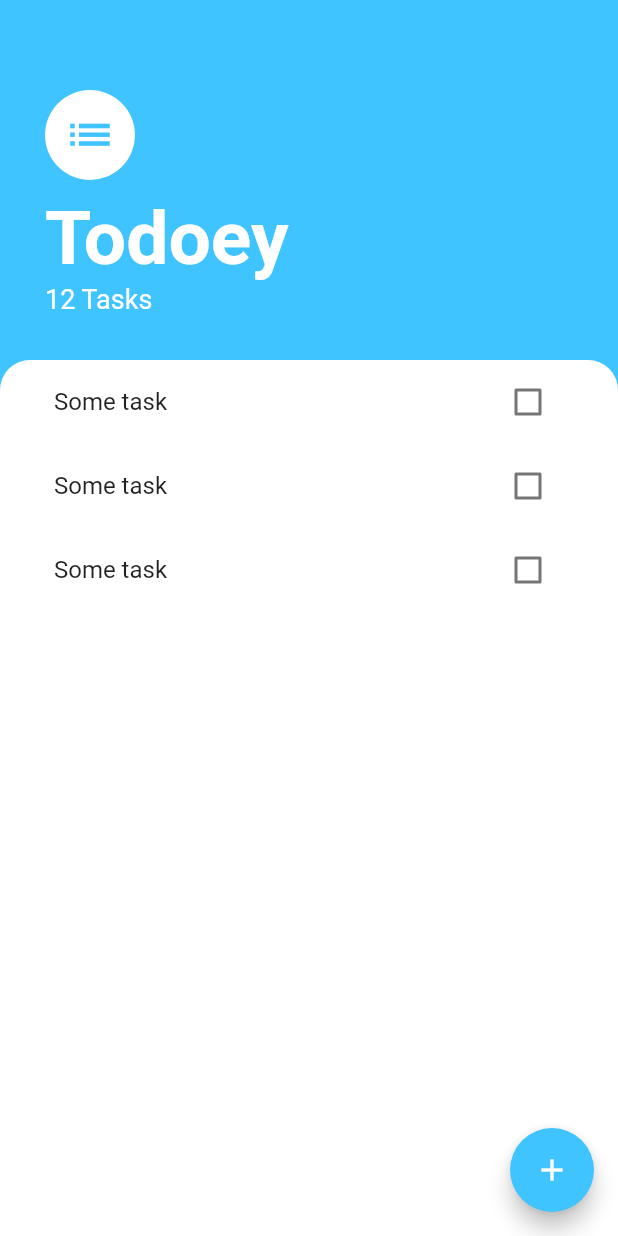
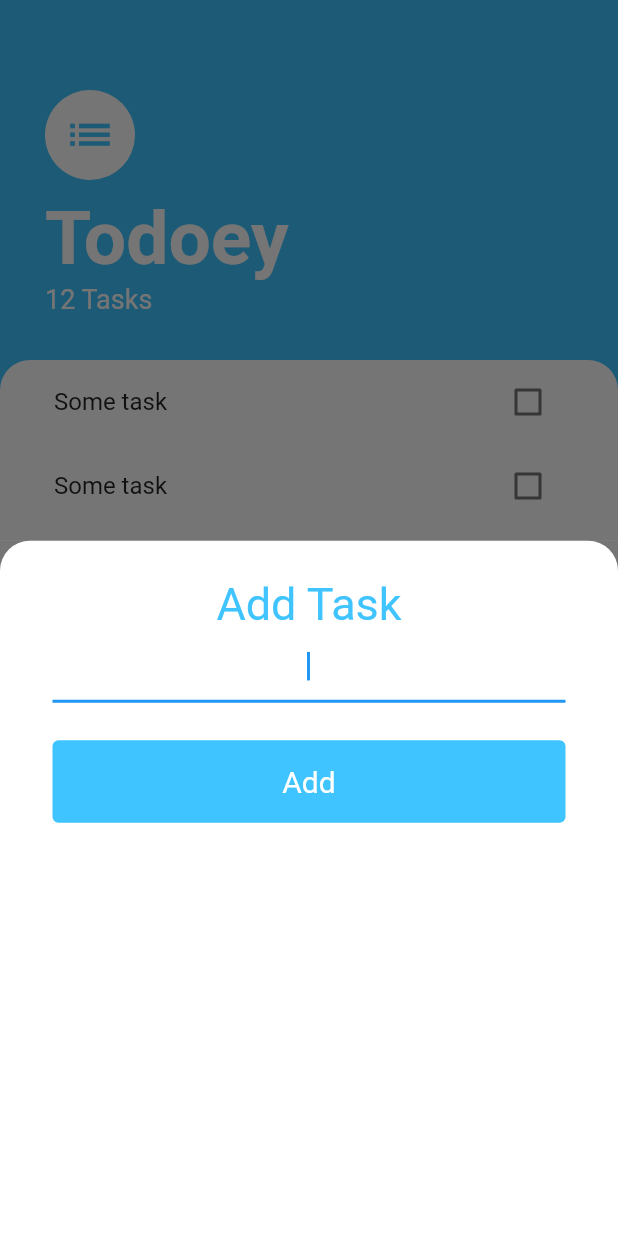
Before and after one commit to rhromets/todoey_fl, a Flutter app: the screen it shows after launch, after a tap on the "add" icon, on a phone screen of 412 x 824 dp. Run offline on Flutter 3.47's test engine with Material 2 defaults, Android fonts, the phone set to English and light mode, and no system bars.

Commit message:
Implement modal Widget for adding new tasks

```diff
--- /dev/null
+++ b/lib/screens/add_task_screen.dart
@@ -0,0 +1,60 @@
+import 'package:flutter/cupertino.dart';
+import 'package:flutter/material.dart';
+import 'package:flutter/rendering.dart';
+
+class AddTaskScreen extends StatelessWidget {
+  @override
+  Widget build(BuildContext context) {
+    return Container(
+      decoration: BoxDecoration(
+        border: Border.all(
+          color: Color(0xFF757575),
+          width: 0,
+        ),
+        color: Color(0xFF757575),
+      ),
+      child: Container(
+        decoration: BoxDecoration(
+          color: Colors.white,
+          borderRadius: BorderRadius.only(
+            topLeft: Radius.circular(20.0),
+            topRight: Radius.circular(20.0),
+          ),
+        ),
+        child: Padding(
+          padding: EdgeInsets.symmetric(horizontal: 35.0, vertical: 25.0),
+          child: Column(
+            crossAxisAlignment: CrossAxisAlignment.stretch,
+            children: [
+              Text(
+                'Add Task',
+                textAlign: TextAlign.center,
+                style: TextStyle(
+                  fontSize: 30.0,
+                  color: Colors.lightBlueAccent,
+                ),
+              ),
+              TextField(
+                autofocus: true,
+                textAlign: TextAlign.center,
+              ),
+              SizedBox(
+                height: 25.0,
+              ),
+              TextButton(
+                child: Text('Add'),
+                style: TextButton.styleFrom(
+                  backgroundColor: Colors.lightBlueAccent,
+                  padding: const EdgeInsets.all(16.0),
+                  primary: Colors.white,
+                  textStyle: TextStyle(fontSize: 20),
+                ),
+                onPressed: () {},
+              ),
+            ],
+          ),
+        ),
+      ),
+    );
+  }
+}
--- a/lib/screens/task_screen.dart
+++ b/lib/screens/task_screen.dart
@@ -1,13 +1,21 @@
 import 'package:flutter/material.dart';
 import 'package:todoey_flutter/widgets/tasks_list.dart';
+import 'add_task_screen.dart';
 
 class TaskScreen extends StatelessWidget {
+  late Widget buildButtomSheet;
+
   @override
   Widget build(BuildContext context) {
     return Scaffold(
       backgroundColor: Colors.lightBlueAccent,
       floatingActionButton: FloatingActionButton(
-        onPressed: () {},
+        onPressed: () {
+          showModalBottomSheet(
+            context: context,
+            builder: (BuildContext context) => AddTaskScreen(),
+          );
+        },
         backgroundColor: Colors.lightBlueAccent,
         child: Icon(Icons.add),
       ),
```
